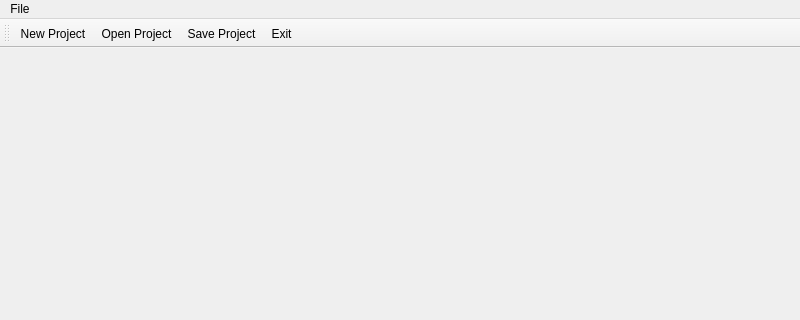
megsss/Thready, file mainwindow.ui: the form before one commit; both pictures show x 0 to 800 and y 0 to 320 of the 800 by 600 pixel window.
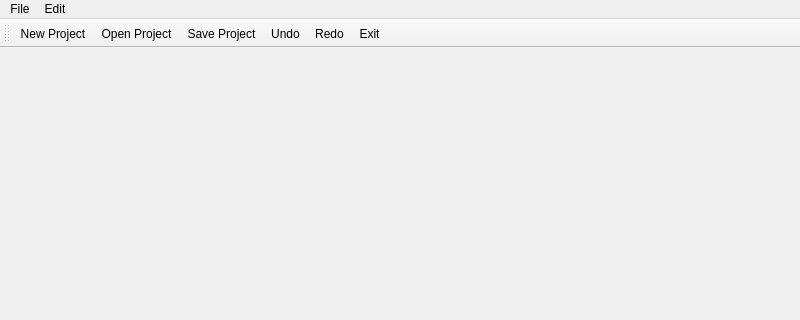
The form after the commit. Icons and pictures are not drawn.

Commit message: added slots for new icons

```diff
--- a/mainwindow.ui
+++ b/mainwindow.ui
@@ -33,7 +33,15 @@
     <addaction name="separator"/>
     <addaction name="actionExit"/>
    </widget>
+   <widget class="QMenu" name="menuEdit">
+    <property name="title">
+     <string>Edit</string>
+    </property>
+    <addaction name="actionUndo"/>
+    <addaction name="actionRedo"/>
+   </widget>
    <addaction name="menuFile"/>
+   <addaction name="menuEdit"/>
   </widget>
   <widget class="QStatusBar" name="statusbar"/>
   <widget class="QToolBar" name="toolBar">
@@ -49,6 +57,8 @@
    <addaction name="actionNew"/>
    <addaction name="actionOpen"/>
    <addaction name="actionSave"/>
+   <addaction name="actionUndo"/>
+   <addaction name="actionRedo"/>
    <addaction name="actionExit"/>
   </widget>
   <action name="actionNew">
@@ -87,6 +97,24 @@
     <string>Exit</string>
    </property>
   </action>
+  <action name="actionUndo">
+   <property name="icon">
+    <iconset resource="resources.qrc">
+     <normaloff>:/images/50/undo.png</normaloff>:/images/50/undo.png</iconset>
+   </property>
+   <property name="text">
+    <string>Undo</string>
+   </property>
+  </action>
+  <action name="actionRedo">
+   <property name="icon">
+    <iconset resource="resources.qrc">
+     <normaloff>:/images/50/redo.png</normaloff>:/images/50/redo.png</iconset>
+   </property>
+   <property name="text">
+    <string>Redo</string>
+   </property>
+  </action>
  </widget>
  <resources>
   <include location="resources.qrc"/>
```
The commit also changes 2 other files.
